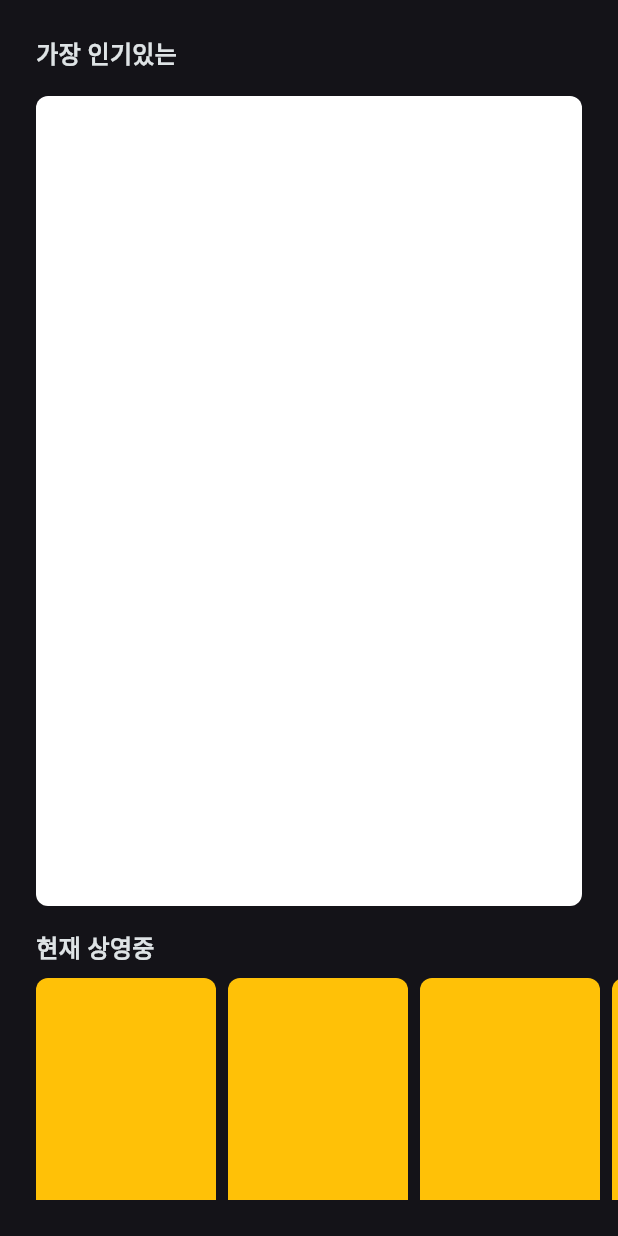
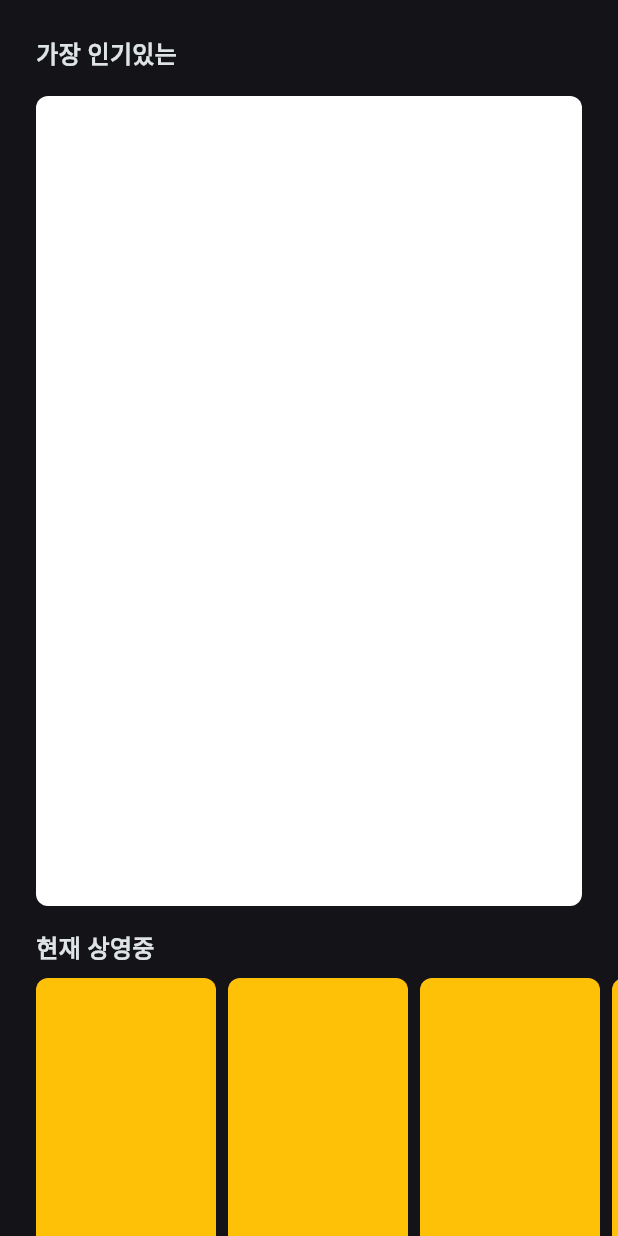
Before and after one commit to Hamiric/Movie_Info_App_PersonalProject, a Flutter app: the screen it shows after launch, on a phone screen of 412 x 824 dp. Run offline on Flutter 3.47's test engine with Material 3 defaults, Android fonts, the phone set to English and light mode, and no system bars; our stand-ins replace flutter_riverpod, go_router.

Commit message:
[Fix] : 홈페이지 ui 일부 수정 #8

```diff
--- a/lib/presentation/ui/homepage/homepage.dart
+++ b/lib/presentation/ui/homepage/homepage.dart
@@ -1,6 +1,7 @@
 import 'package:flutter/material.dart';
 import 'package:movie_info_app_personalproject/presentation/ui/homepage/widgets/current_movie.dart';
 import 'package:movie_info_app_personalproject/presentation/ui/homepage/widgets/highest_rate_movie.dart';
+import 'package:movie_info_app_personalproject/presentation/ui/homepage/widgets/most_popular_movie.dart';
 import 'package:movie_info_app_personalproject/presentation/ui/homepage/widgets/popularity_movie.dart';
 import 'package:movie_info_app_personalproject/presentation/ui/homepage/widgets/upcomming_move.dart';
 import 'package:movie_info_app_personalproject/presentation/widgets/reponsiveview.dart';
@@ -14,22 +15,13 @@ class Homepage extends StatelessWidget {
       mobile: Scaffold(
         body: SafeArea(
           child: Padding(
-            padding: const EdgeInsets.only(top: 24, bottom: 24, left: 24),
+            padding: const EdgeInsets.only(top: 24, left: 24),
             child: ListView(
               scrollDirection: Axis.vertical,
               children: [
                 Text('가장 인기있는', style: TextStyle(fontSize: 16, fontWeight: FontWeight.bold),),
                 SizedBox(height: 16,),
-                Padding(
-                  padding: const EdgeInsets.only(right: 24),
-                  child: Container(
-                    height: 540,
-                    decoration: BoxDecoration(
-                      color: Colors.white,
-                      borderRadius: BorderRadius.circular(8)
-                    ),
-                  ),
-                ),
+                MostPopularMovie(),
                 SizedBox(height: 16,),
                 Text('현재 상영중', style: TextStyle(fontSize: 16, fontWeight: FontWeight.bold),),
                 SizedBox(height: 8,),
@@ -45,7 +37,8 @@ class Homepage extends StatelessWidget {
                 SizedBox(height: 16,),
                 Text('개봉 예정', style: TextStyle(fontSize: 16, fontWeight: FontWeight.bold),),
                 SizedBox(height: 8,),
-                UpcommingMove()
+                UpcommingMove(),
+                SizedBox(height: 24,),
               ],
             ),
           ),
--- /dev/null
+++ b/lib/presentation/ui/homepage/widgets/most_popular_movie.dart
@@ -0,0 +1,17 @@
+import 'package:flutter/material.dart';
+
+class MostPopularMovie extends StatelessWidget {
+  const MostPopularMovie({super.key});
+
+  @override
+  Widget build(BuildContext context) {
+    return Padding(
+      padding: const EdgeInsets.only(right: 24),
+      child: Container(
+        height: 540,
+        decoration: BoxDecoration(
+          color: Colors.white, borderRadius: BorderRadius.circular(8)),
+      ),
+    );
+  }
+}
```
